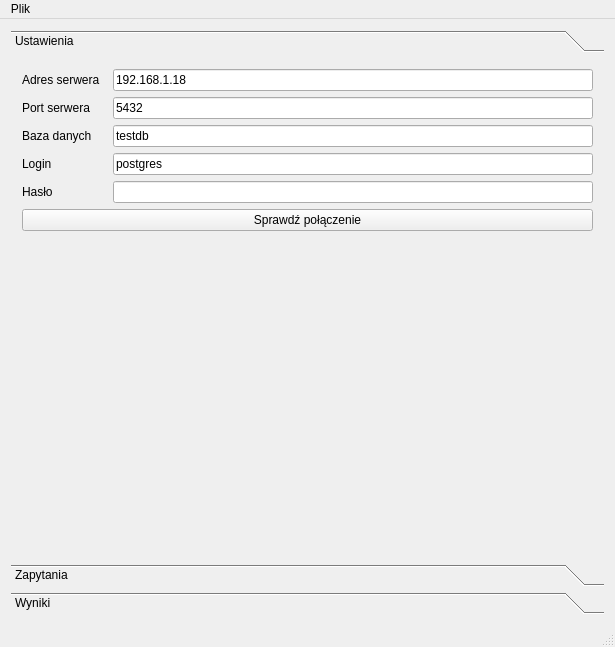
anonim1133/testbazy, file mainwindow.ui: the form before one commit.
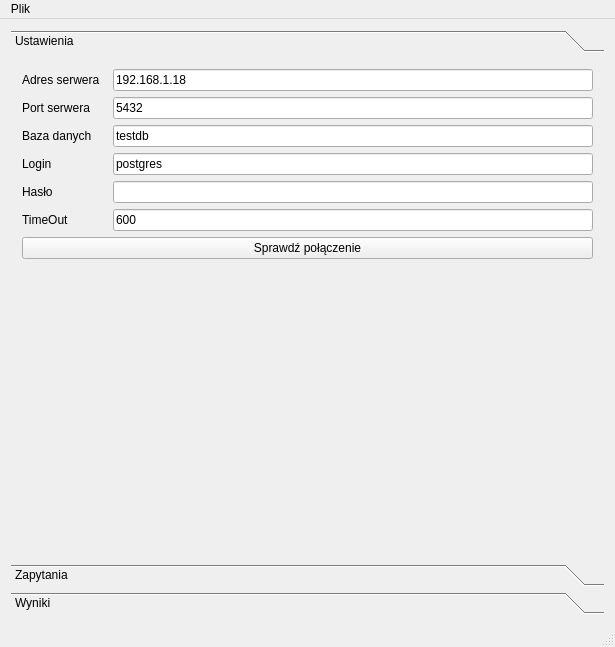
The form after the commit.

Commit message: Dodany timeout dla połączenia z bazą

Patch:
```diff
--- a/mainwindow.ui
+++ b/mainwindow.ui
@@ -39,7 +39,7 @@
         <string>Ustawienia</string>
        </attribute>
        <layout class="QGridLayout" name="gridLayout_2">
-        <item row="7" column="4">
+        <item row="8" column="4">
          <spacer name="verticalSpacer">
           <property name="orientation">
            <enum>Qt::Vertical</enum>
@@ -72,13 +72,6 @@
           </property>
          </widget>
         </item>
-        <item row="6" column="0" colspan="5">
-         <widget class="QPushButton" name="btn_test_connection">
-          <property name="text">
-           <string>Sprawdź połączenie</string>
-          </property>
-         </widget>
-        </item>
         <item row="0" column="0">
          <widget class="QLabel" name="label_3">
           <property name="maximumSize">
@@ -120,6 +113,13 @@
           </property>
          </widget>
         </item>
+        <item row="5" column="1" colspan="4">
+         <widget class="QLineEdit" name="txt_pass">
+          <property name="text">
+           <string/>
+          </property>
+         </widget>
+        </item>
         <item row="2" column="1" colspan="4">
          <widget class="QLineEdit" name="txt_port">
           <property name="text">
@@ -137,10 +137,24 @@
           </property>
          </widget>
         </item>
-        <item row="5" column="1" colspan="4">
-         <widget class="QLineEdit" name="txt_pass">
+        <item row="7" column="0" colspan="5">
+         <widget class="QPushButton" name="btn_test_connection">
           <property name="text">
-           <string/>
+           <string>Sprawdź połączenie</string>
+          </property>
+         </widget>
+        </item>
+        <item row="6" column="0">
+         <widget class="QLabel" name="label_6">
+          <property name="text">
+           <string>TimeOut</string>
+          </property>
+         </widget>
+        </item>
+        <item row="6" column="1" colspan="4">
+         <widget class="QLineEdit" name="txt_timeout">
+          <property name="text">
+           <string>600</string>
           </property>
          </widget>
         </item>
@@ -151,8 +165,8 @@
         <rect>
          <x>0</x>
          <y>0</y>
-         <width>145</width>
-         <height>164</height>
+         <width>597</width>
+         <height>504</height>
         </rect>
        </property>
        <attribute name="label">
@@ -242,8 +256,8 @@
         <rect>
          <x>0</x>
          <y>0</y>
-         <width>474</width>
-         <height>116</height>
+         <width>597</width>
+         <height>504</height>
         </rect>
        </property>
        <attribute name="label">
```
The commit also changes 2 other files.
